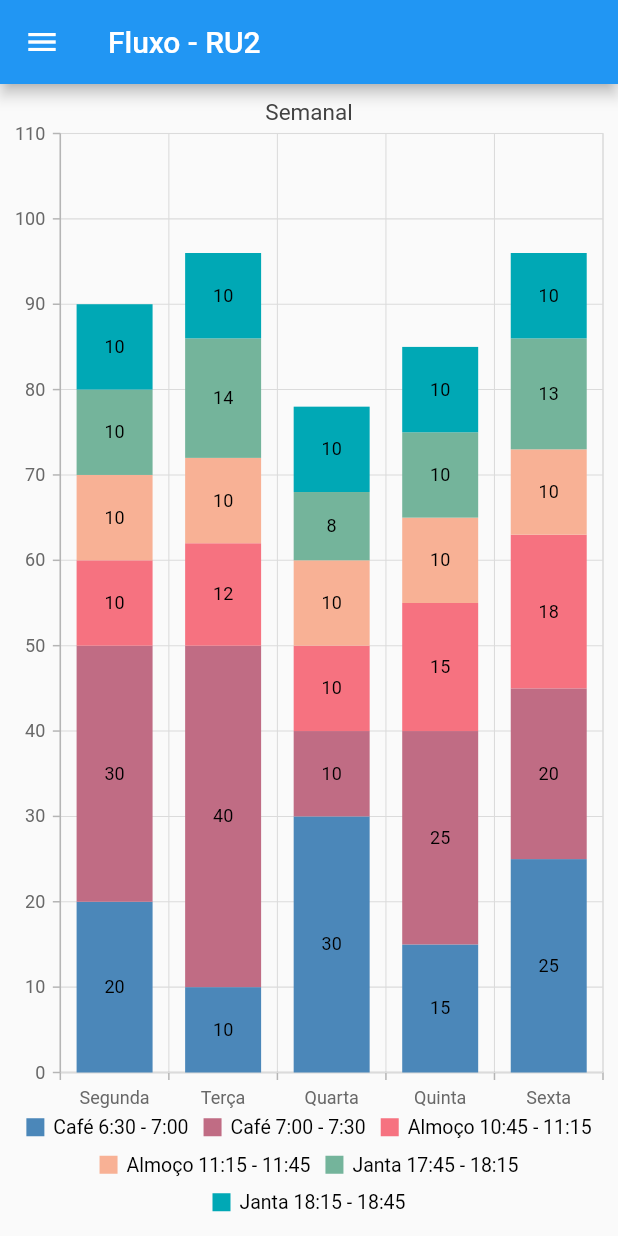
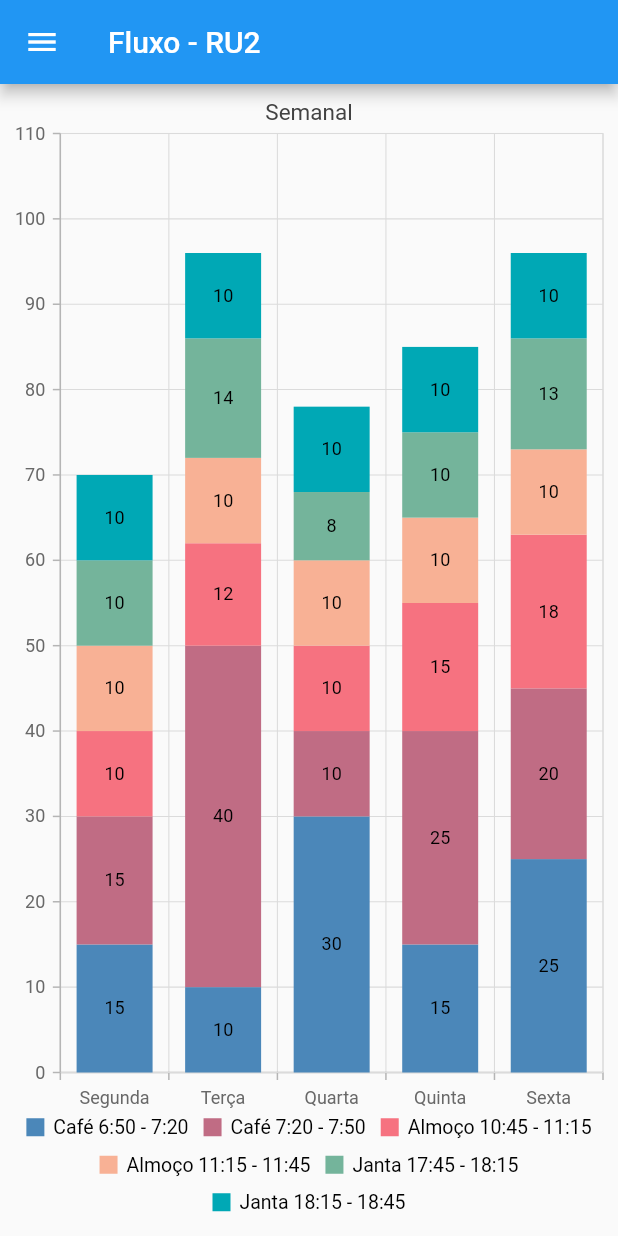
Before and after one commit to GabrielCarlesso/app_contagem, a Flutter app: the GraphPage screen opened directly, on a phone screen of 412 x 824 dp. Run offline on Flutter 3.47's test engine with Material 2 defaults, Android fonts, the phone set to English and light mode, and no system bars; our stand-ins replace syncfusion_flutter_charts.

Commit message:
Dados Grafico

```diff
--- a/lib/Screens/GraphPage.dart
+++ b/lib/Screens/GraphPage.dart
@@ -31,10 +31,11 @@ class _GraphPage extends State<GraphPage> {
             series: <ChartSeries>[
               StackedColumnSeries<ChartData, String>(
                 groupName: 'Cafe',
-                name: "Café 6:30 - 7:00",
+                name: "Café 6:50 - 7:20",
                 dataSource: _chartData,
                 xValueMapper: (ChartData data, _) => data.dayOfWeek,
-                yValueMapper: (ChartData data, _) => data.cafe[0],
+                yValueMapper: (ChartData data, _) =>
+                    data.fluxo_ru_mensal["Café 6:50 - 7:20"],
                 dataLabelSettings: const DataLabelSettings(
                     isVisible: true,
                     labelAlignment: ChartDataLabelAlignment.middle,
@@ -43,10 +44,11 @@ class _GraphPage extends State<GraphPage> {
               ),
               StackedColumnSeries<ChartData, String>(
                 groupName: 'Cafe',
-                name: "Café 7:00 - 7:30",
+                name: "Café 7:20 - 7:50",
                 dataSource: _chartData,
                 xValueMapper: (ChartData data, _) => data.dayOfWeek,
-                yValueMapper: (ChartData data, _) => data.cafe[1],
+                yValueMapper: (ChartData data, _) =>
+                    data.fluxo_ru_mensal["Café 7:20 - 7:50"],
                 dataLabelSettings: const DataLabelSettings(
                     isVisible: true,
                     labelAlignment: ChartDataLabelAlignment.middle,
@@ -58,7 +60,8 @@ class _GraphPage extends State<GraphPage> {
                 name: "Almoço 10:45 - 11:15",
                 dataSource: _chartData,
                 xValueMapper: (ChartData data, _) => data.dayOfWeek,
-                yValueMapper: (ChartData data, _) => data.almoco[0],
+                yValueMapper: (ChartData data, _) =>
+                    data.fluxo_ru_mensal["Almoço 10:45 - 11:15"],
                 dataLabelSettings: const DataLabelSettings(
                     isVisible: true,
                     labelAlignment: ChartDataLabelAlignment.middle,
@@ -70,7 +73,8 @@ class _GraphPage extends State<GraphPage> {
                 name: "Almoço 11:15 - 11:45",
                 dataSource: _chartData,
                 xValueMapper: (ChartData data, _) => data.dayOfWeek,
-                yValueMapper: (ChartData data, _) => data.almoco[1],
+                yValueMapper: (ChartData data, _) =>
+                    data.fluxo_ru_mensal["Almoço 11:15 - 11:45"],
                 dataLabelSettings: const DataLabelSettings(
                     isVisible: true,
                     labelAlignment: ChartDataLabelAlignment.middle,
@@ -82,7 +86,8 @@ class _GraphPage extends State<GraphPage> {
                 name: "Janta 17:45 - 18:15",
                 dataSource: _chartData,
                 xValueMapper: (ChartData data, _) => data.dayOfWeek,
-                yValueMapper: (ChartData data, _) => data.janta[0],
+                yValueMapper: (ChartData data, _) =>
+                    data.fluxo_ru_mensal["Janta 17:45 - 18:15"],
                 dataLabelSettings: const DataLabelSettings(
                     isVisible: true,
                     labelAlignment: ChartDataLabelAlignment.middle,
@@ -94,7 +99,8 @@ class _GraphPage extends State<GraphPage> {
                 name: "Janta 18:15 - 18:45",
                 dataSource: _chartData,
                 xValueMapper: (ChartData data, _) => data.dayOfWeek,
-                yValueMapper: (ChartData data, _) => data.janta[1],
+                yValueMapper: (ChartData data, _) =>
+                    data.fluxo_ru_mensal["Janta 18:15 - 18:45"],
                 dataLabelSettings: const DataLabelSettings(
                     isVisible: true,
                     labelAlignment: ChartDataLabelAlignment.middle,
@@ -111,7 +117,7 @@ List<ChartData> getChartData() {
   final chartData = [
     ChartData(
         dayOfWeek: 'Segunda',
-        cafe: [20, 30, 10, 15],
+        cafe: [15, 15, 10, 15],
         almoco: [10, 10, 10, 10],
         janta: [10, 10, 10, 10]),
     ChartData(
@@ -141,13 +147,20 @@ List<ChartData> getChartData() {
 class ChartData {
   final String dayOfWeek;
   late List<int> cafe;
+  Map<String, int> fluxo_ru_mensal = Map();
   late List<int> almoco;
   late List<int> janta;
 
-  ChartData({
-    required this.dayOfWeek,
-    required this.cafe,
-    required this.almoco,
-    required this.janta,
-  });
+  ChartData(
+      {required this.dayOfWeek,
+      required this.cafe,
+      required this.almoco,
+      required this.janta}) {
+    fluxo_ru_mensal["Café 6:50 - 7:20"] = cafe[0];
+    fluxo_ru_mensal["Café 7:20 - 7:50"] = cafe[1];
+    fluxo_ru_mensal["Almoço 10:45 - 11:15"] = almoco[0];
+    fluxo_ru_mensal["Almoço 11:15 - 11:45"] = almoco[1];
+    fluxo_ru_mensal["Janta 17:45 - 18:15"] = janta[0];
+    fluxo_ru_mensal["Janta 18:15 - 18:45"] = janta[1];
+  }
 }
```
Also changed, not shown: 1 other file.
